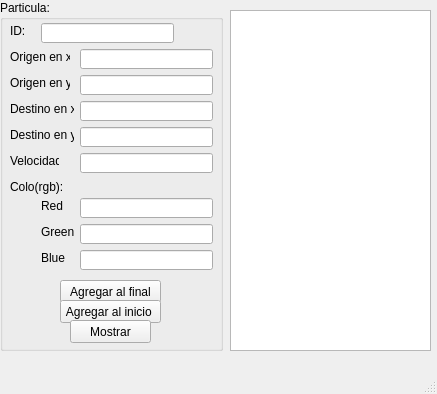
Above: mainwindow.ui from MAOrtegaGaleana/Actividad-8. before the change. Below: the same form after it.
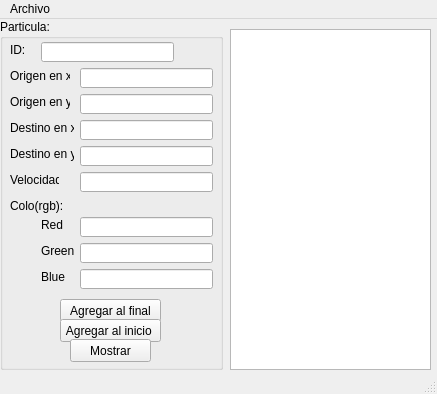
That is the form after the change.

Commit message: El programa ya puede guardar y abrir archivos

What changed in the file:
```diff
--- a/mainwindow.ui
+++ b/mainwindow.ui
@@ -306,6 +306,14 @@
      <height>21</height>
     </rect>
    </property>
+   <widget class="QMenu" name="menuArchivo">
+    <property name="title">
+     <string>Archivo</string>
+    </property>
+    <addaction name="actionAbrir"/>
+    <addaction name="actionGuardar"/>
+   </widget>
+   <addaction name="menuArchivo"/>
   </widget>
   <widget class="QStatusBar" name="statusbar"/>
  </widget>
```
Left out of the diff: 18 changed lines with no effect on the pictures. The commit also changes 4 other files.
